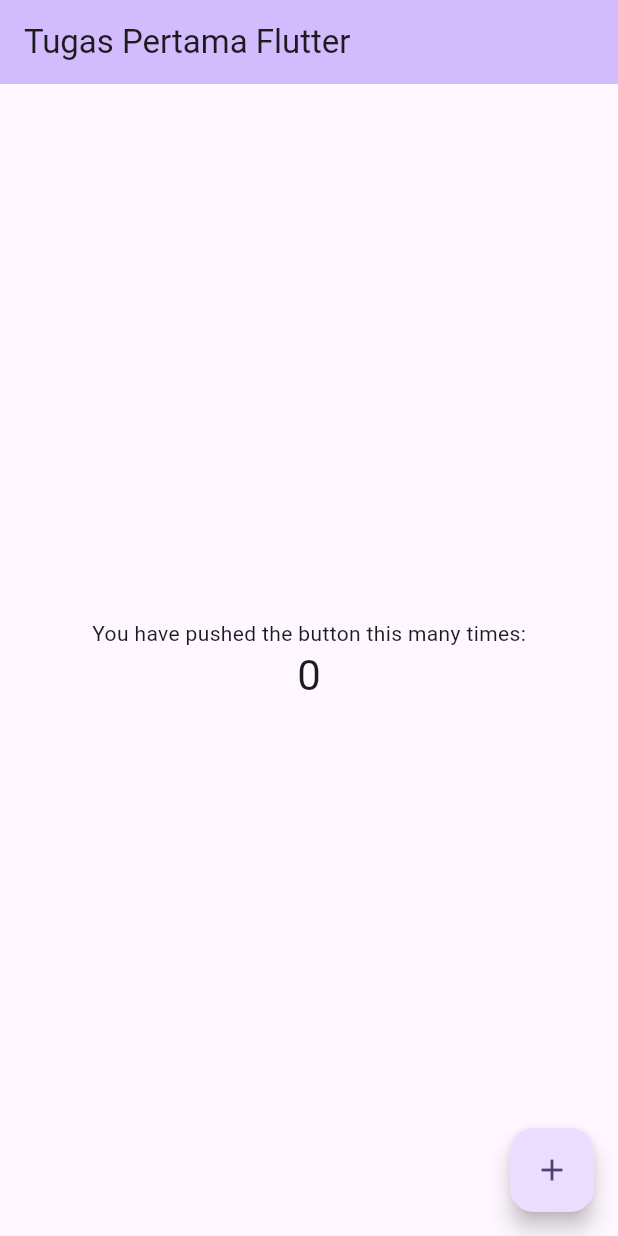
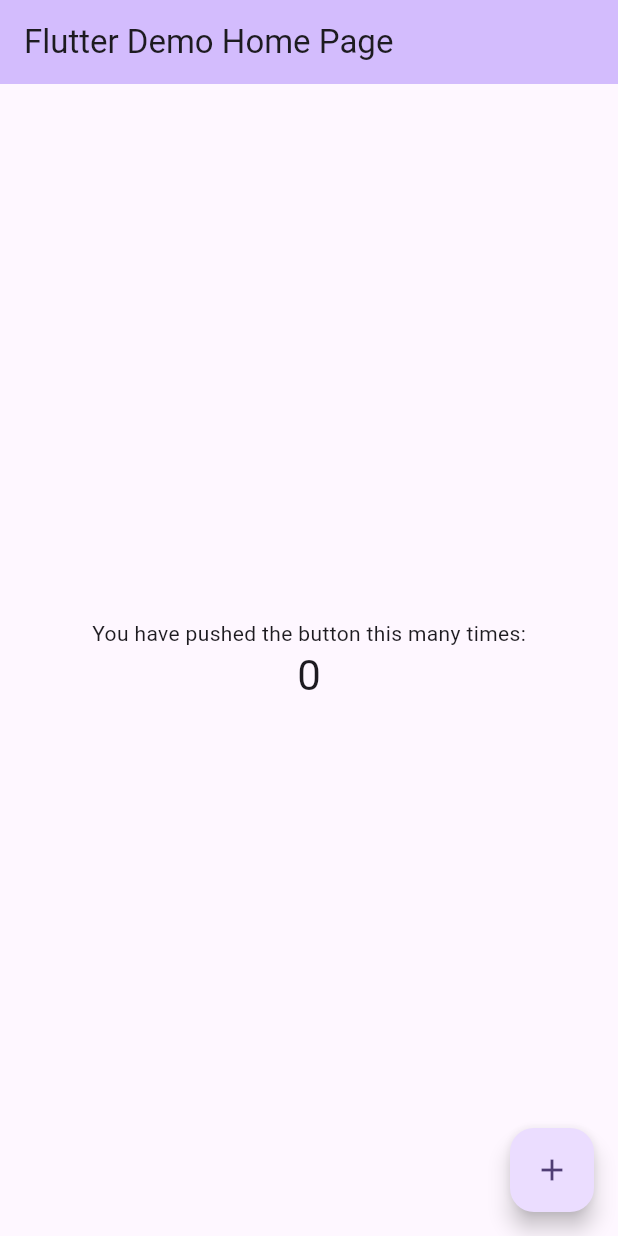
Before and after one commit to elsiip/PemogramanMobile, a Flutter app: the screen it shows after launch, on a phone screen of 412 x 824 dp. Run offline on Flutter 3.47's test engine with Material 2 defaults, Android fonts, the phone set to English and light mode, and no system bars.

Commit message:
Update main.dart

```diff
--- a/lib/main.dart
+++ b/lib/main.dart
@@ -31,7 +31,7 @@ class MyApp extends StatelessWidget {
         colorScheme: ColorScheme.fromSeed(seedColor: Colors.deepPurple),
         useMaterial3: true,
       ),
-      home: const MyHomePage(title: 'Tugas Pertama Flutter'),
+      home: const MyHomePage(title: 'Flutter Demo Home Page'),
     );
   }
 }
```
